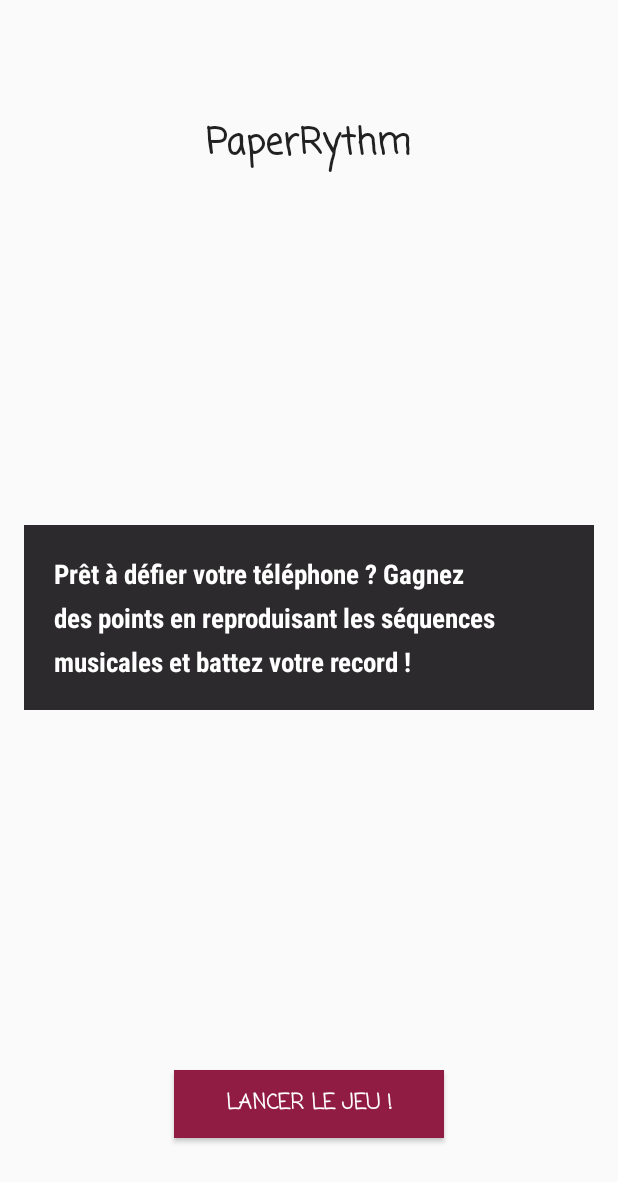
After one commit to yongaro/PaperRythm, an Android app: the layout activity_main.xml on its own in the app's theme, with its tools: preview values and no code run, on a phone screen of 412 x 824 dp. The commit adds this screen. Shown: the top 1182 px of the screen. Run offline under Robolectric (Android 15) with nearby library versions, the phone set to English and light mode, and no system bars.

Commit message:
Prototype interface

```diff
--- a/app/build.gradle
+++ b/app/build.gradle
@@ -21,7 +21,8 @@ android {
 
 dependencies {
     compile fileTree(dir: 'libs', include: ['*.jar'])
+    compile project(':base')
+    compile 'com.android.support:appcompat-v7:23.4.0'
+    compile 'com.android.support:design:23.4.0'
     testCompile 'junit:junit:4.12'
-    compile 'com.android.support:appcompat-v7:23.1.1'
-    compile project(':base')
 }
--- a/app/src/main/java/org/artoolkit/ar/samples/ARSimple/DicoSon.java
+++ b/app/src/main/java/org/artoolkit/ar/samples/ARSimple/DicoSon.java
@@ -34,7 +34,7 @@ public class DicoSon {
         Vector<Integer> profil1 = new Vector<Integer>();
         profil1.add(R.raw.zic2);
         profil1.add(R.raw.triangle);
-        profil1.add(R.raw.caisseclaire);
+        profil1.add(R.raw.triangle);
         profil1.add(R.raw.bass1);
         soundBank.add(profil1);
 
@@ -51,7 +51,7 @@ public class DicoSon {
         profil3.add(R.raw.melody);
         profil3.add(R.raw.bass1);
         profil3.add(R.raw.triangle);
-        profil3.add(R.raw.grossecaisse);
+        profil3.add(R.raw.triangle);
         soundBank.add(profil3);
 
 
--- /dev/null
+++ b/app/src/main/res/layout/activity_main.xml
@@ -0,0 +1,19 @@
+<?xml version="1.0" encoding="utf-8"?>
+<android.support.design.widget.CoordinatorLayout xmlns:android="http://schemas.android.com/apk/res/android"
+    xmlns:app="http://schemas.android.com/apk/res-auto"
+    xmlns:tools="http://schemas.android.com/tools"
+    android:layout_width="match_parent"
+    android:layout_height="match_parent"
+    android:fitsSystemWindows="true"
+    tools:context="org.artoolkit.ar.samples.ARSimple.MainActivity">
+
+    <android.support.design.widget.AppBarLayout
+        android:layout_width="match_parent"
+        android:layout_height="wrap_content"
+        android:theme="@style/AppTheme.AppBarOverlay">
+
+    </android.support.design.widget.AppBarLayout>
+
+    <include layout="@layout/content_main" />
+
+</android.support.design.widget.CoordinatorLayout>
--- /dev/null
+++ b/app/src/main/res/layout/content_main.xml
@@ -0,0 +1,64 @@
+<?xml version="1.0" encoding="utf-8"?>
+<RelativeLayout xmlns:android="http://schemas.android.com/apk/res/android"
+    xmlns:app="http://schemas.android.com/apk/res-auto"
+    xmlns:tools="http://schemas.android.com/tools"
+    android:id="@+id/content_main"
+    android:layout_width="match_parent"
+    android:layout_height="match_parent"
+    android:paddingBottom="@dimen/activity_vertical_margin"
+    android:paddingLeft="@dimen/activity_horizontal_margin"
+    android:paddingRight="@dimen/activity_horizontal_margin"
+    android:paddingTop="@dimen/activity_vertical_margin"
+    app:layout_behavior="@string/appbar_scrolling_view_behavior"
+    tools:context="org.artoolkit.ar.samples.ARSimple.MainActivity"
+    tools:showIn="@layout/activity_main">
+
+    <TextView
+        android:text="PaperRythm"
+        android:layout_width="wrap_content"
+        android:layout_height="wrap_content"
+        android:id="@+id/textView"
+        android:layout_marginTop="61dp"
+        android:textAppearance="@style/TextAppearance.AppCompat.Body1"
+        android:fontFamily="casual"
+        android:typeface="normal"
+        android:textSize="24sp"
+        android:lineSpacingExtra="10sp"
+        android:textStyle="normal|bold"
+        android:layout_alignParentTop="true"
+        android:layout_centerHorizontal="true" />
+
+    <Button
+        android:layout_width="180dp"
+        android:layout_height="45dp"
+        android:text="Lancer le jeu !"
+        android:id="@+id/button"
+        android:elevation="13dp"
+        android:typeface="serif"
+        android:fontFamily="casual"
+        android:textSize="14sp"
+        android:lineSpacingExtra="8sp"
+        android:textStyle="normal|bold"
+        style="@style/Widget.AppCompat.Button.Colored"
+        android:background="@color/colorAccent"
+        android:layout_marginBottom="49dp"
+        android:layout_alignParentBottom="true"
+        android:layout_centerHorizontal="true" />
+
+    <TextView
+        android:text="Prêt à défier votre téléphone ? Gagnez des points en reproduisant les séquences musicales et battez votre record !"
+        android:layout_width="wrap_content"
+        android:layout_height="wrap_content"
+        android:id="@+id/textView2"
+        android:textAlignment="textStart"
+        android:layout_centerVertical="true"
+        android:layout_alignParentLeft="true"
+        android:layout_alignParentStart="true"
+        android:textSize="18sp"
+        android:textStyle="normal|bold"
+        android:fontFamily="sans-serif-condensed"
+        android:lineSpacingExtra="8sp"
+        android:padding="20dp"
+        android:background="@color/colorPrimaryDark"
+        android:textColor="@android:color/background_light" />
+</RelativeLayout>
--- /dev/null
+++ b/app/src/main/res/values-v21/styles.xml
@@ -0,0 +1,9 @@
+<resources>
+
+    <style name="AppTheme.NoActionBar">
+        <item name="windowActionBar">false</item>
+        <item name="windowNoTitle">true</item>
+        <item name="android:windowDrawsSystemBarBackgrounds">true</item>
+        <item name="android:statusBarColor">@android:color/transparent</item>
+    </style>
+</resources>
--- /dev/null
+++ b/app/src/main/res/values-w820dp/dimens.xml
@@ -0,0 +1,6 @@
+<resources>
+    <!-- Example customization of dimensions originally defined in res/values/dimens.xml
+         (such as screen margins) for screens with more than 820dp of available width. This
+         would include 7" and 10" devices in landscape (~960dp and ~1280dp respectively). -->
+    <dimen name="activity_horizontal_margin">64dp</dimen>
+</resources>
--- a/app/src/main/res/values/colors.xml
+++ b/app/src/main/res/values/colors.xml
@@ -1,6 +1,8 @@
 <?xml version="1.0" encoding="utf-8"?>
 <resources>
-    <color name="colorPrimary">#3F51B5</color>
-    <color name="colorPrimaryDark">#303F9F</color>
-    <color name="colorAccent">#FF4081</color>
+    <color name="colorPrimary">#e2bcee</color>
+    <color name="colorPrimaryDark">#2c2a2c</color>
+    <color name="colorAccent">#911c43</color>
+    <color name="see">#e78301</color>
+    <color name="play">#5dcf4e</color>
 </resources>
--- /dev/null
+++ b/app/src/main/res/values/dimens.xml
@@ -0,0 +1,6 @@
+<resources>
+    <!-- Default screen margins, per the Android Design guidelines. -->
+    <dimen name="activity_horizontal_margin">16dp</dimen>
+    <dimen name="activity_vertical_margin">16dp</dimen>
+    <dimen name="fab_margin">16dp</dimen>
+</resources>
--- a/app/src/main/res/values/strings.xml
+++ b/app/src/main/res/values/strings.xml
@@ -1,4 +1,5 @@
 <?xml version="1.0" encoding="utf-8"?>
 <resources>
-    <string name="app_name">ARSimple</string>
+    <string name="app_name">Paper Rythm</string>
+    <string name="title_activity_main">MainActivity</string>
 </resources>
--- a/app/src/main/res/values/styles.xml
+++ b/app/src/main/res/values/styles.xml
@@ -8,4 +8,13 @@
         <item name="colorAccent">@color/colorAccent</item>
     </style>
 
+    <style name="AppTheme.NoActionBar">
+        <item name="windowActionBar">false</item>
+        <item name="windowNoTitle">true</item>
+    </style>
+
+    <style name="AppTheme.AppBarOverlay" parent="ThemeOverlay.AppCompat.Dark.ActionBar" />
+
+    <style name="AppTheme.PopupOverlay" parent="ThemeOverlay.AppCompat.Light" />
+
 </resources>
```
Also changed, not shown: app/src/main/AndroidManifest.xml (+24 -15 lines), app/src/main/java/org/artoolkit/ar/samples/ARSimple/ARSimple.java (+84 -1 lines), app/src/main/java/org/artoolkit/ar/samples/ARSimple/MainActivity.java (added, +33 -0 lines), app/src/main/java/org/artoolkit/ar/samples/ARSimple/SimpleRenderer.java (+7 -4 lines), app/src/main/res/layout/main.xml (+59 -6 lines), 4 other files.
